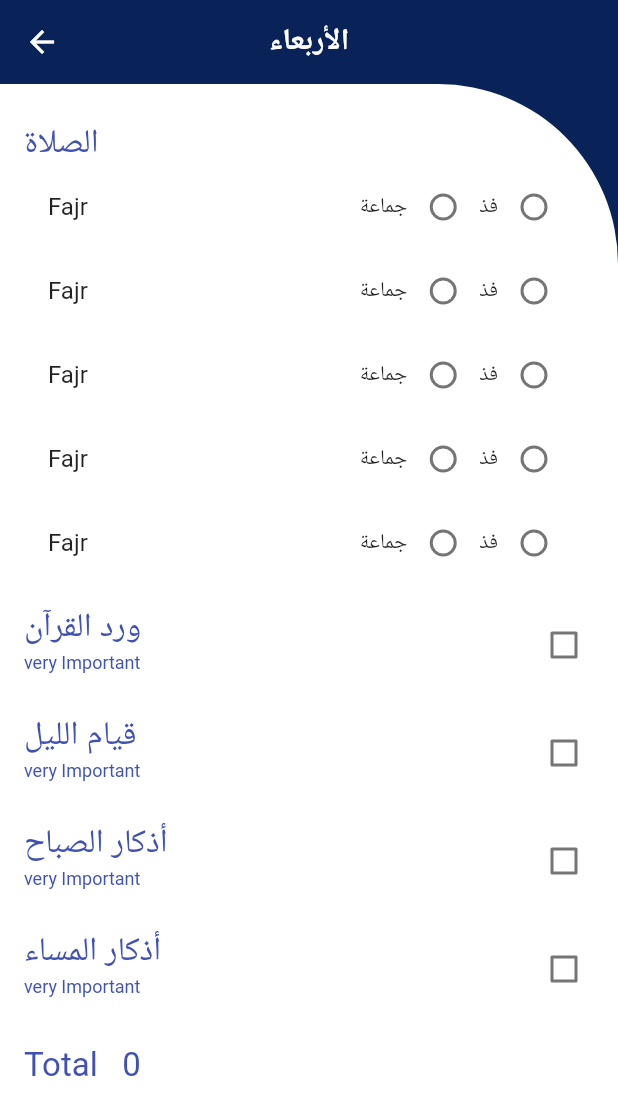
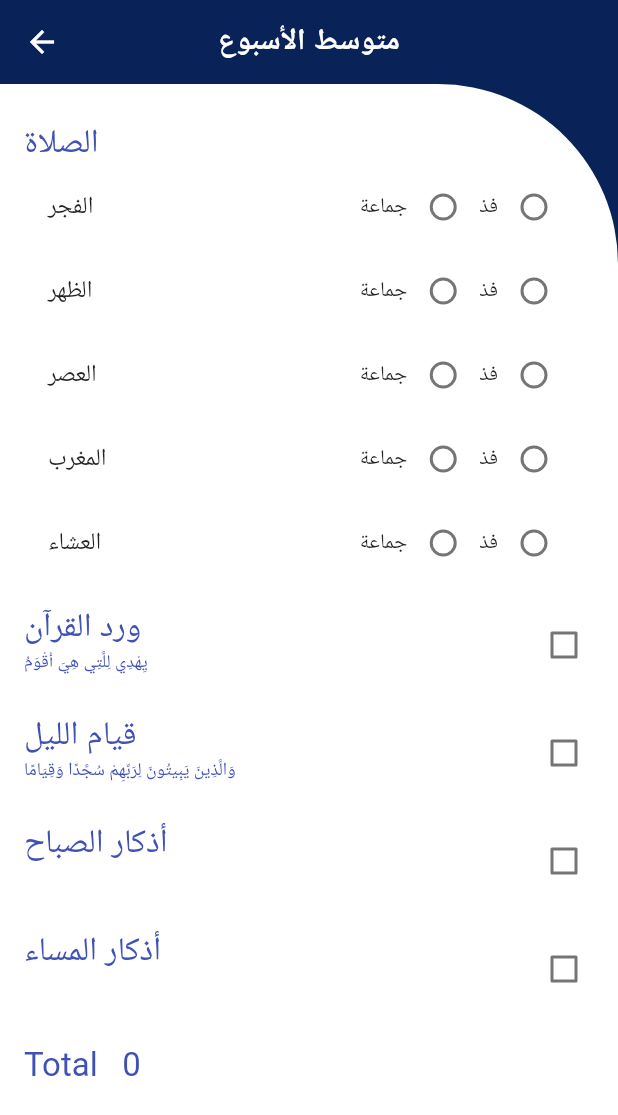
Before and after one commit to AhmedEldamarany/werd, a Flutter app: the Day screen opened by its route, after a tap on "الصلاة", on a phone screen of 412 x 824 dp. Shown: the top 1115 px of the screen. Run offline on Flutter 3.47's test engine with Material 2 defaults, Android fonts, the phone set to English and light mode, and no system bars; our stand-ins replace cloud_firestore, firebase_auth, modal_progress_hud, shared_preferences; accounts and stored records are empty.

Commit message:
day 12 ready for ads then publish

```diff
--- a/lib/Screens/day_screen.dart
+++ b/lib/Screens/day_screen.dart
@@ -19,12 +19,26 @@ class Day extends StatefulWidget {
 FireStoring firestoring = new FireStoring(Day.userId);
 
 class _DayState extends State<Day> {
-  List<bool> werdValues = [false, false, false, false];
-  List<int> prayerValues = [0, 0, 0, 0, 0];
-  bool showPrayers = false;
-  int dayPoints = 0;
+  List<bool> werdValues;
+  List<int> prayerValues;
+  bool showPrayers;
+  int dayPoints;
+  String weekAvg;
+
+  String title;
 
   //
+  @override
+  void initState() {
+    super.initState();
+
+    weekAvg = 'متوسط الأسبوع';
+    title = weekAvg;
+    dayPoints = 0;
+    showPrayers = false;
+    werdValues = [false, false, false, false];
+    prayerValues = [0, 0, 0, 0, 0];
+  }
 
   void endTheDay() {
     dayPoints = 0;
@@ -44,11 +58,19 @@ class _DayState extends State<Day> {
         elevation: 0,
         centerTitle: true,
         title: Text(
-          weekDays[firestoring.getToday() - 1],
+          title,
           style: TextStyle(color: Colors.white, fontWeight: FontWeight.bold),
         ),
       ),
       body: PageView(
+        onPageChanged: (i) {
+          setState(() {
+            if (i == 1)
+              title = weekAvg;
+            else
+              title = weekDays[firestoring.getToday() - 1];
+          });
+        },
         reverse: true,
         children: <Widget>[
           pageOne(),
@@ -71,16 +93,17 @@ class _DayState extends State<Day> {
         builder: (context, snapshot) {
           print('${snapshot.hasData} is weired');
 
-          if (!snapshot.hasData &&
-              snapshot.connectionState != ConnectionState.active) {
+          if (snapshot.connectionState != ConnectionState.active &&
+              snapshot.connectionState != ConnectionState.waiting) {
             print('nothing');
             return Center(child: CircularProgressIndicator());
-          } else if (!snapshot.hasData && !snapshot.hasError) {
+          } else if (snapshot.connectionState == ConnectionState.active &&
+              !snapshot.hasData) {
             print('filling');
             firestoring.updatePrayers(prayerValues);
             firestoring.updateWerds(werdValues);
             return Center(child: CircularProgressIndicator());
-          } else {
+          } else if (snapshot.hasData) {
             print('has data');
             var data = snapshot.data.documents;
             for (var smallData in data) {
@@ -95,14 +118,16 @@ class _DayState extends State<Day> {
               else
                 dayPoints = smallData.data[0];
             }
+
             endTheDay();
             return ListView(
               children: <Widget>[
                 prayerListTile(),
-                myListTile('ورد القرآن', 0),
-                myListTile('قيام الليل', 1),
-                myListTile('أذكار الصباح', 2),
-                myListTile('أذكار المساء', 3),
+                myListTile('ورد القرآن', 0, 'يِهْدِي لِلَّتِي هِيَ أَقْوَمُ'),
+                myListTile('قيام الليل', 1,
+                    'وَالَّذِينَ يَبِيتُونَ لِرَبِّهِمْ سُجَّدًا وَقِيَامًا'),
+                myListTile('أذكار الصباح', 2, ''),
+                myListTile('أذكار المساء', 3, ''),
                 ListTile(
                   title: Text(
                     'Total   $dayPoints',
@@ -111,13 +136,15 @@ class _DayState extends State<Day> {
                 ),
               ],
             );
-          }
+          } else
+            return Center(child: CircularProgressIndicator());
         },
       ),
     );
   }
 
-  CheckboxListTile myListTile(String title, int hisVal, {fontSize = 22.0}) {
+  CheckboxListTile myListTile(String title, int hisVal, String subTitle,
+      {fontSize = 22.0}) {
     return CheckboxListTile(
       activeColor: Colors.white,
       checkColor: Colors.green,
@@ -130,7 +157,7 @@ class _DayState extends State<Day> {
       },
       value: werdValues[hisVal],
       subtitle: Text(
-        'very Important',
+        subTitle,
         style: TextStyle(color: Colors.indigo, fontSize: 12),
       ),
       title: Text(
@@ -145,11 +172,11 @@ class _DayState extends State<Day> {
       subtitle: showPrayers
           ? Column(
               children: <Widget>[
-                prayerTile(0),
-                prayerTile(1),
-                prayerTile(2),
-                prayerTile(3),
-                prayerTile(4),
+                prayerTile(0, 'الفجر'),
+                prayerTile(1, 'الظهر'),
+                prayerTile(2, 'العصر'),
+                prayerTile(3, 'المغرب'),
+                prayerTile(4, 'العشاء'),
               ],
             )
           : null,
@@ -168,9 +195,9 @@ class _DayState extends State<Day> {
     );
   }
 
-  prayerTile(int thisPrayer) {
+  prayerTile(int thisPrayer, String prayerName) {
     return ListTile(
-      title: Text('Fajr'),
+      title: Text(prayerName),
       trailing: Row(
         children: <Widget>[
           Text('جماعة'),
@@ -222,12 +249,12 @@ class WeekReport extends StatelessWidget {
             List<MessageBubble> allPeople = List<MessageBubble>();
             var data = snapshot.data.documents;
             for (var smallData in data) {
-              print(smallData.documentID);
+              print(smallData.documentID == Day.userId);
               myAvg = smallData.data['avg'];
               if (myAvg > 0)
                 allPeople.add(MessageBubble(
                   text: '$myAvg',
-                  isCurrentUser: true,
+                  isCurrentUser: smallData.documentID == Day.userId,
                 ));
             }
             firestoring.setWeekAverage();
@@ -245,8 +272,8 @@ class WeekReport extends StatelessWidget {
 class MessageBubble extends StatelessWidget {
   MessageBubble({this.text, this.sender, this.isCurrentUser, this.id});
 
-  final MainAxisAlignment myAlignment = MainAxisAlignment.end;
-  final MainAxisAlignment hisAlignment = MainAxisAlignment.start;
+  final MainAxisAlignment myAlignment = MainAxisAlignment.start;
+  final MainAxisAlignment hisAlignment = MainAxisAlignment.end;
   final id;
   final String text, sender;
   final bool isCurrentUser;
@@ -261,14 +288,14 @@ class MessageBubble extends StatelessWidget {
           child: Text(
             text,
             style: TextStyle(
-                color: isCurrentUser ? KmyColors[0] : KmyColors[5],
+                color: isCurrentUser ? KmyColors[0] : KmyColors[0],
                 fontSize: 24),
           ),
           margin: EdgeInsets.all(2),
           padding: EdgeInsets.all(8),
           decoration: BoxDecoration(
             borderRadius: BorderRadius.all(Radius.elliptical(20, 40)),
-            color: isCurrentUser ? KmyColors[4] : KmyColors[2],
+            color: isCurrentUser ? KmyColors[4] : Colors.grey,
           ),
         ),
       ],
```
